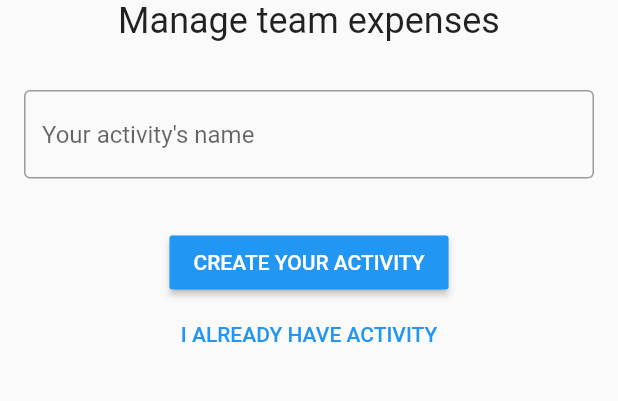
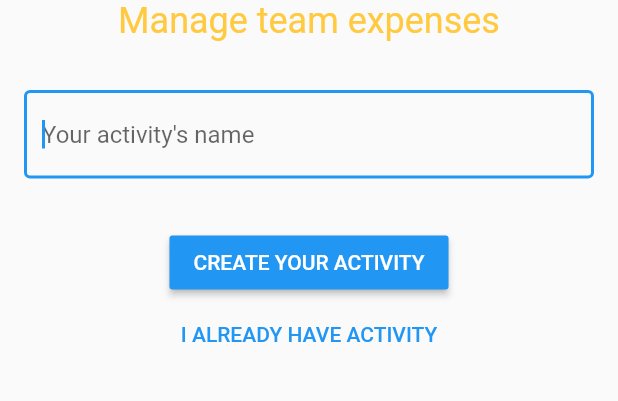
Before and after one commit to magicpro97/tinh_tien, a Flutter app: the screen it shows after launch, on a phone screen of 412 x 824 dp, the part 333-734 px from its top. Run offline on Flutter 3.47's test engine with Material 2 defaults, Android fonts, the phone set to English and light mode, and no system bars; our stand-ins replace bloc, dartz, data_connection_checker, dio, equatable, flutter_bloc and 4 more; missing offline and left inert: qr_mobile_vision; generated files the repository leaves out were written again; network calls fail.

Commit message:
Improve welcome animation

```diff
--- a/lib/app/pages/welcome_page.dart
+++ b/lib/app/pages/welcome_page.dart
@@ -1,4 +1,3 @@
-import 'package:flutter/cupertino.dart';
 import 'package:flutter/material.dart';
 import 'package:flutter_bloc/flutter_bloc.dart';
 import 'package:tinh_tien/app/blocs/welcome/bloc.dart';
@@ -13,47 +12,64 @@ class WelcomePage extends StatefulWidget {
 }
 
 class _WelcomePageState extends State<WelcomePage>
-    with SingleTickerProviderStateMixin {
+    with TickerProviderStateMixin {
   WelcomeBloc _welcomeBloc;
   TextEditingController _activityNameController;
   double _logoSize = 300;
-  double _sloganOpacity = 0;
-  double _nameFieldOpacity = 0;
+  double _sloganFontSize = 0;
   double _createButtonOpacity = 0;
   double _alreadyHaveButtonOpacity = 0;
   Duration _opacityDuration;
+  AnimationController _scaleController;
+  Animation<double> _scaleAnimation;
+  FocusNode _nameFieldFocus;
 
   @override
   void initState() {
     super.initState();
     _welcomeBloc = BlocProvider.of<WelcomeBloc>(context);
     _activityNameController = TextEditingController();
+    _scaleController =
+        AnimationController(vsync: this, duration: Duration(seconds: 1));
+    _nameFieldFocus = FocusNode();
+    _scaleController.addListener(() {
+      Future.delayed(Duration(milliseconds: 1600), () {
+        _nameFieldFocus.requestFocus();
+      });
+    });
+    _scaleAnimation =
+        CurvedAnimation(curve: Curves.linear, parent: _scaleController);
     Future.delayed(Duration(seconds: 2), () {
       setState(() {
         _logoSize = 150;
       });
     });
-    Future.delayed(Duration(seconds: 4), () {
+    Future.delayed(Duration(seconds: 2), () {
       setState(() {
-        _sloganOpacity = 1;
+        _sloganFontSize = 24;
       });
     });
-    _opacityDuration = Duration(seconds: 1);
-    Future.delayed(Duration(milliseconds: 4500), () {
-      setState(() {
-        _nameFieldOpacity = 1;
-      });
+    _opacityDuration = Duration(milliseconds: 200);
+    Future.delayed(Duration(milliseconds: 2200), () {
+      _scaleController.forward();
     });
-    Future.delayed(Duration(milliseconds: 5000), () {
+    Future.delayed(Duration(milliseconds: 2400), () {
       setState(() {
         _createButtonOpacity = 1;
       });
     });
-    Future.delayed(Duration(milliseconds: 5500), () {
+    Future.delayed(Duration(milliseconds: 2600), () {
       setState(() {
         _alreadyHaveButtonOpacity = 1;
       });
     });
+  }
+
+  @override
+  void dispose() {
+    _nameFieldFocus.dispose();
+    _scaleController.dispose();
+    super.dispose();
   }
 
   @override
@@ -85,7 +101,7 @@ class _WelcomePageState extends State<WelcomePage>
                             width: _logoSize,
                           ),
                           vsync: this,
-                          duration: Duration(seconds: 3),
+                          duration: Duration(seconds: 1),
                         ),
                       ),
                       Text(
@@ -98,22 +114,27 @@ class _WelcomePageState extends State<WelcomePage>
                           color: AppColors.MAIN_COLOR,
                         ),
                       ),
-                      AnimatedOpacity(
+                      AnimatedSize(
                         child: Text(
                           'Manage team expenses',
                           style: Theme
                               .of(context)
                               .textTheme
-                              .headline,
+                              .headline
+                              .copyWith(
+                            fontSize: _sloganFontSize,
+                            color: Color(0xffFFCA40),
+                          ),
                         ),
-                        opacity: _sloganOpacity,
                         duration: _opacityDuration,
+                        vsync: this,
                       ),
                       SizedBox(
                         height: Dimens.LARGE_PADDING,
                       ),
-                      AnimatedOpacity(
+                      ScaleTransition(
                         child: TextField(
+                          focusNode: _nameFieldFocus,
                           controller: _activityNameController,
                           decoration: InputDecoration(
                             border: OutlineInputBorder(),
@@ -125,8 +146,7 @@ class _WelcomePageState extends State<WelcomePage>
                             submitActivity(state, value);
                           },
                         ),
-                        duration: _opacityDuration,
-                        opacity: _nameFieldOpacity,
+                        scale: _scaleAnimation,
                       ),
                       SizedBox(
                         height: Dimens.LARGE_PADDING,
```
